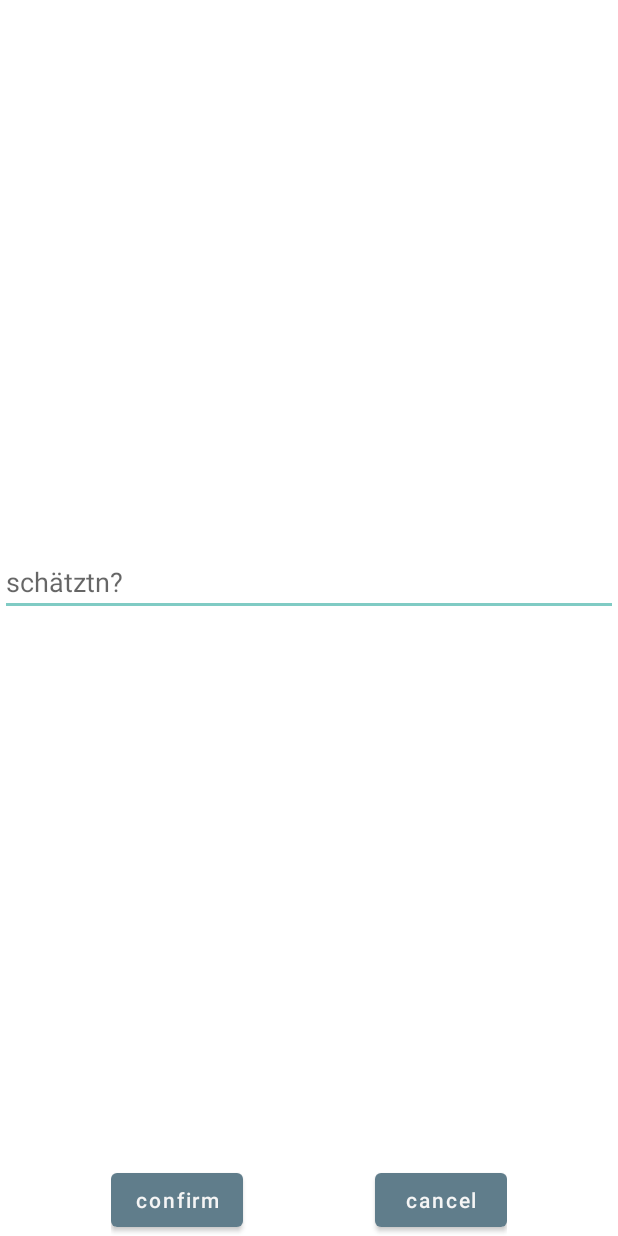
After one commit to fbspiele/fbSpieleApp, an Android app: the layout layout_schatztn.xml on its own in the app's theme, with its tools: preview values and no code run, on a phone screen of 412 x 824 dp. The commit adds this screen. Run offline under Robolectric (Android 15) with nearby library versions, the phone set to English and light mode, and no system bars.

Commit message:
schatztn gemacht

```diff
--- a/app/src/main/java/com/fbspiele/fbspieleapp/Connection.java
+++ b/app/src/main/java/com/fbspiele/fbspieleapp/Connection.java
@@ -127,6 +127,11 @@ class Connection implements Runnable {
         if(message.contains(getString(R.string.woliegtwas_woLiegtWasResetMaps))){
             mainActivity.woLiegtWasReset();
         }
+
+
+        if(message.contains(getString(R.string.schatztn_sendReset))){
+            mainActivity.schatztnReset();
+        }
     }
 
     String getString(int id){
--- /dev/null
+++ b/app/src/main/res/layout/layout_schatztn.xml
@@ -0,0 +1,56 @@
+<?xml version="1.0" encoding="utf-8"?>
+<androidx.constraintlayout.widget.ConstraintLayout xmlns:android="http://schemas.android.com/apk/res/android"
+    xmlns:app="http://schemas.android.com/apk/res-auto"
+    xmlns:tools="http://schemas.android.com/tools"
+    android:layout_width="match_parent"
+    android:layout_height="match_parent"
+    android:layout_margin="0dp"
+    android:padding="0dp"
+    tools:context=".MainActivity">
+
+    <EditText
+        android:id="@+id/schatztnEditText"
+        android:layout_width="match_parent"
+        android:layout_height="wrap_content"
+        android:hint="@string/schatztn_editTextDefaultHint"
+        android:inputType="numberDecimal"
+        app:layout_constraintBottom_toTopOf="@+id/linearLayout"
+        app:layout_constraintTop_toTopOf="parent" />
+
+    <LinearLayout
+        android:id="@+id/linearLayout"
+        android:layout_width="wrap_content"
+        android:layout_height="wrap_content"
+        android:orientation="horizontal"
+        app:layout_constraintBottom_toBottomOf="parent"
+        app:layout_constraintEnd_toEndOf="parent"
+        app:layout_constraintStart_toStartOf="parent">
+
+        <Button
+            android:id="@+id/confirm"
+            android:layout_width="wrap_content"
+            android:layout_height="wrap_content"
+            android:text="@string/mapbutton_title_confirm"
+            android:textAllCaps="false"
+            tools:ignore="ButtonStyle" />
+
+        <Button
+            android:layout_width="wrap_content"
+            android:layout_height="wrap_content"
+            android:text="@string/mapbutton_title_confirm"
+            android:textAllCaps="false"
+            android:visibility="invisible"
+            tools:ignore="ButtonStyle" />
+
+        <Button
+            android:id="@+id/cancel"
+            android:layout_width="wrap_content"
+            android:layout_height="wrap_content"
+            android:text="@string/mapbutton_title_cancel"
+            android:textAllCaps="false"
+            tools:ignore="ButtonStyle" />
+    </LinearLayout>
+
+
+
+</androidx.constraintlayout.widget.ConstraintLayout>
--- a/app/src/main/res/values/strings.xml
+++ b/app/src/main/res/values/strings.xml
@@ -133,6 +133,14 @@
     <string name="woliegtwas_closestGuessSendText">closestGuessSendText</string>
 
 
+    <string name="schatztn_editTextDefaultHint">schätztn?</string>
+    <string name="schatztn_sendTextStart">schatztn_sendTextStart</string>
+    <string name="schatztn_sendTextEnd">schatztn_sendTextEnd</string>
+
+    <string name="schatztn_sendReset">schatztn_sendReset</string>
+
+
+
 
 
 </resources>
```
Also changed, not shown: app/src/main/java/com/fbspiele/fbspieleapp/MainActivity.java (+77 -0 lines).
